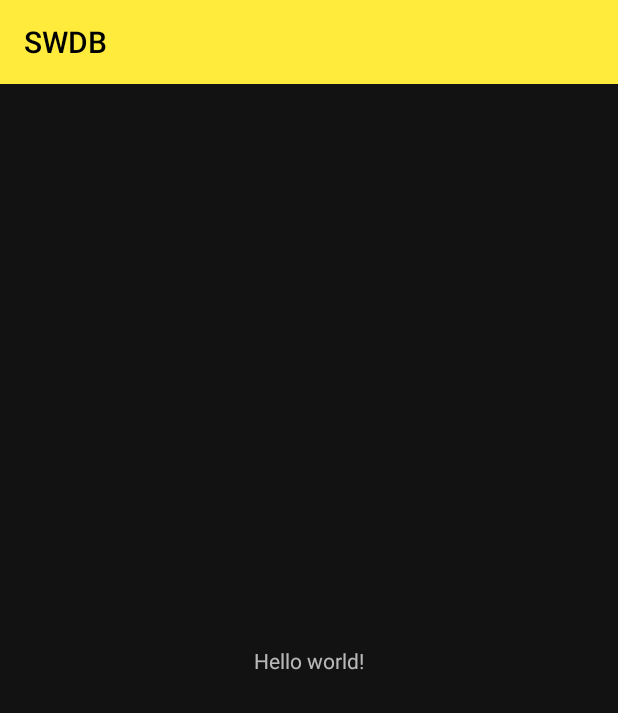
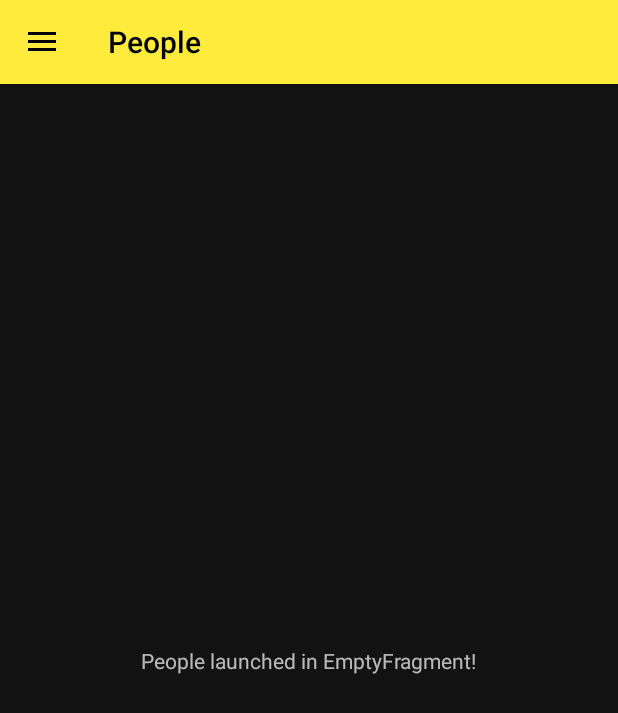
Before and after one commit to david-read-iii/Star-Wars-Database, an Android app: the screen it shows after launch (MainActivity before the commit, CategoryActivity after it), on a phone screen of 412 x 824 dp. Shown: the top 713 px of the screen. Run offline under Robolectric (Android 15) with nearby library versions, the phone set to English and light mode, and no system bars; our stand-ins replace data binding, navigation-ui.

Commit message:
Use NavigationUI API and navigation drawer objects to display a navigation drawer that switches between several dummy fragments representing categories in CategoryActivity.kt.

```diff
--- a/app/src/main/AndroidManifest.xml
+++ b/app/src/main/AndroidManifest.xml
@@ -15,7 +15,7 @@
         tools:targetApi="31">
 
         <activity
-            android:name="com.davidread.starwarsdatabase.MainActivity"
+            android:name="com.davidread.starwarsdatabase.view.CategoryActivity"
             android:exported="true"
             android:label="@string/short_app_name">
             <intent-filter>
--- a/app/src/main/java/com/davidread/starwarsdatabase/MainActivity.kt
+++ /dev/null
@@ -1,12 +0,0 @@
-package com.davidread.starwarsdatabase
-
-import android.os.Bundle
-import androidx.appcompat.app.AppCompatActivity
-
-class MainActivity : AppCompatActivity() {
-
-    override fun onCreate(savedInstanceState: Bundle?) {
-        super.onCreate(savedInstanceState)
-        setContentView(R.layout.activity_main)
-    }
-}
--- /dev/null
+++ b/app/src/main/java/com/davidread/starwarsdatabase/view/CategoryActivity.kt
@@ -0,0 +1,105 @@
+package com.davidread.starwarsdatabase.view
+
+import android.os.Bundle
+import android.view.MenuItem
+import androidx.appcompat.app.ActionBarDrawerToggle
+import androidx.appcompat.app.AppCompatActivity
+import androidx.navigation.NavController
+import androidx.navigation.NavDestination
+import androidx.navigation.fragment.NavHostFragment
+import androidx.navigation.ui.*
+import com.davidread.starwarsdatabase.R
+import com.davidread.starwarsdatabase.databinding.ActivityCategoryBinding
+
+/**
+ * Activity representing the top-level category fragment destinations of the app. Controls the
+ * navigation drawer and appropriate switching of category fragments.
+ */
+class CategoryActivity : AppCompatActivity(), NavController.OnDestinationChangedListener {
+
+    /**
+     * Allows easy access to view objects from the layout.
+     */
+    private val binding: ActivityCategoryBinding by lazy {
+        ActivityCategoryBinding.inflate(layoutInflater)
+    }
+
+    /**
+     * Manages which fragments are put in [R.id.nav_host_fragment].
+     */
+    private val navController: NavController by lazy {
+        val navHostFragment: NavHostFragment =
+            supportFragmentManager.findFragmentById(R.id.nav_host_fragment) as NavHostFragment
+        navHostFragment.navController
+    }
+
+    /**
+     * Manages the behavior of the navigation drawer button in the action bar.
+     */
+    private val appBarConfiguration: AppBarConfiguration by lazy {
+        val topLevelDestinations = setOf(
+            R.id.people_list_fragment,
+            R.id.films_list_fragment,
+            R.id.starships_list_fragment,
+            R.id.vehicles_list_fragment,
+            R.id.species_list_fragment,
+            R.id.planets_list_fragment
+        )
+        AppBarConfiguration(topLevelDestinations, binding.drawerLayout)
+    }
+
+    /**
+     * Animates the navigation drawer button when the drawer is opened/closed.
+     */
+    private val drawerToggle: ActionBarDrawerToggle by lazy {
+        ActionBarDrawerToggle(
+            this,
+            binding.drawerLayout,
+            R.string.drawer_open_action_label,
+            R.string.drawer_close_action_label
+        )
+    }
+
+    /**
+     * Invoked when this activity is initially created. It sets up the [navController] and
+     * navigation drawer objects.
+     */
+    override fun onCreate(savedInstanceState: Bundle?) {
+        super.onCreate(savedInstanceState)
+        setContentView(binding.root)
+
+        setupActionBarWithNavController(navController, appBarConfiguration)
+        binding.apply {
+            navigationView.setupWithNavController(navController)
+            drawerLayout.addDrawerListener(drawerToggle)
+        }
+        navController.addOnDestinationChangedListener(this)
+
+        /* Set initial checked item for navigation drawer with this condition because nav controller
+         * current destination is preserved through configuration changes. */
+        if (navController.currentDestination?.id == R.id.people_list_fragment) {
+            binding.navigationView.setCheckedItem(R.id.people_list_fragment)
+        }
+    }
+
+    /**
+     * Invoked when an item in the action bar is selected. It passes this event to [drawerToggle]
+     * to handle first. If not handled, then the superclass handles it.
+     */
+    override fun onOptionsItemSelected(item: MenuItem): Boolean {
+        return drawerToggle.onOptionsItemSelected(item) || super.onOptionsItemSelected(item)
+    }
+
+    /**
+     * Invoked when the [navController] shows a new fragment. It calls this because [drawerToggle]
+     * is not notified to update the navigation drawer button when a navigation drawer option is
+     * selected.
+     */
+    override fun onDestinationChanged(
+        controller: NavController,
+        destination: NavDestination,
+        arguments: Bundle?
+    ) {
+        drawerToggle.syncState()
+    }
+}
--- /dev/null
+++ b/app/src/main/java/com/davidread/starwarsdatabase/view/EmptyFragment.kt
@@ -0,0 +1,37 @@
+package com.davidread.starwarsdatabase.view
+
+import android.os.Bundle
+import android.view.LayoutInflater
+import android.view.View
+import android.view.ViewGroup
+import androidx.fragment.app.Fragment
+import com.davidread.starwarsdatabase.databinding.FragmentEmptyBinding
+
+/**
+ * Fragment representing an empty top-level category fragment destination.
+ */
+class EmptyFragment : Fragment() {
+
+    /**
+     * Allows easy access to view objects from the layout.
+     */
+    private val binding: FragmentEmptyBinding by lazy {
+        FragmentEmptyBinding.inflate(layoutInflater)
+    }
+
+    /**
+     * Invoked when this fragment's view is to be created. It displays some detail text in the UI
+     * and returns the fragment's view.
+     */
+    override fun onCreateView(
+        inflater: LayoutInflater,
+        container: ViewGroup?,
+        savedInstanceState: Bundle?
+    ): View {
+        arguments?.getInt("DETAIL_TEXT_RES_ID")?.let { detailTextResId ->
+            val detailText = getString(detailTextResId)
+            binding.textView.text = detailText
+        }
+        return binding.root
+    }
+}
--- /dev/null
+++ b/app/src/main/res/layout/activity_category.xml
@@ -0,0 +1,31 @@
+<?xml version="1.0" encoding="utf-8"?>
+<layout xmlns:android="http://schemas.android.com/apk/res/android"
+    xmlns:app="http://schemas.android.com/apk/res-auto"
+    xmlns:tools="http://schemas.android.com/tools"
+    tools:context=".view.CategoryActivity">
+
+    <androidx.drawerlayout.widget.DrawerLayout
+        android:id="@+id/drawer_layout"
+        android:layout_width="match_parent"
+        android:layout_height="match_parent">
+
+        <!-- Fragment container to contain top-level fragment destinations. -->
+        <androidx.fragment.app.FragmentContainerView
+            android:id="@+id/nav_host_fragment"
+            android:name="androidx.navigation.fragment.NavHostFragment"
+            android:layout_width="match_parent"
+            android:layout_height="match_parent"
+            app:defaultNavHost="true"
+            app:navGraph="@navigation/nav_graph_category" />
+
+        <!-- Navigation drawer menu. -->
+        <com.google.android.material.navigation.NavigationView
+            android:id="@+id/navigation_view"
+            android:layout_width="wrap_content"
+            android:layout_height="match_parent"
+            android:layout_gravity="start"
+            app:menu="@menu/drawer_menu_category" />
+
+    </androidx.drawerlayout.widget.DrawerLayout>
+
+</layout>
--- a/app/src/main/res/layout/activity_main.xml
+++ /dev/null
@@ -1,16 +0,0 @@
-<?xml version="1.0" encoding="utf-8"?>
-<androidx.constraintlayout.widget.ConstraintLayout xmlns:android="http://schemas.android.com/apk/res/android"
-    xmlns:app="http://schemas.android.com/apk/res-auto"
-    android:layout_width="match_parent"
-    android:layout_height="match_parent">
-
-    <TextView
-        android:layout_width="wrap_content"
-        android:layout_height="wrap_content"
-        android:text="Hello world!"
-        app:layout_constraintBottom_toBottomOf="parent"
-        app:layout_constraintEnd_toEndOf="parent"
-        app:layout_constraintStart_toStartOf="parent"
-        app:layout_constraintTop_toTopOf="parent" />
-
-</androidx.constraintlayout.widget.ConstraintLayout>
--- /dev/null
+++ b/app/src/main/res/layout/fragment_empty.xml
@@ -0,0 +1,23 @@
+<?xml version="1.0" encoding="utf-8"?>
+<layout xmlns:android="http://schemas.android.com/apk/res/android"
+    xmlns:app="http://schemas.android.com/apk/res-auto"
+    xmlns:tools="http://schemas.android.com/tools">
+
+    <androidx.constraintlayout.widget.ConstraintLayout
+        android:layout_width="match_parent"
+        android:layout_height="match_parent">
+
+        <!-- Detail text specifying which category was launched. -->
+        <TextView
+            android:id="@+id/text_view"
+            android:layout_width="wrap_content"
+            android:layout_height="wrap_content"
+            app:layout_constraintBottom_toBottomOf="parent"
+            app:layout_constraintEnd_toEndOf="parent"
+            app:layout_constraintStart_toStartOf="parent"
+            app:layout_constraintTop_toTopOf="parent"
+            tools:text="[Category] launched in EmptyFragment!" />
+
+    </androidx.constraintlayout.widget.ConstraintLayout>
+
+</layout>
--- /dev/null
+++ b/app/src/main/res/menu/drawer_menu_category.xml
@@ -0,0 +1,40 @@
+<?xml version="1.0" encoding="utf-8"?>
+<menu xmlns:android="http://schemas.android.com/apk/res/android">
+
+    <item android:title="@string/categories_label">
+
+        <menu>
+
+            <group android:checkableBehavior="single">
+
+                <item
+                    android:id="@+id/people_list_fragment"
+                    android:title="@string/people_list_fragment_name" />
+
+                <item
+                    android:id="@+id/films_list_fragment"
+                    android:title="@string/films_list_fragment_name" />
+
+                <item
+                    android:id="@+id/starships_list_fragment"
+                    android:title="@string/starships_list_fragment_name" />
+
+                <item
+                    android:id="@+id/vehicles_list_fragment"
+                    android:title="@string/vehicles_list_fragment_name" />
+
+                <item
+                    android:id="@+id/species_list_fragment"
+                    android:title="@string/species_list_fragment_name" />
+
+                <item
+                    android:id="@+id/planets_list_fragment"
+                    android:title="@string/planets_list_fragment_name" />
+
+            </group>
+
+        </menu>
+
+    </item>
+
+</menu>
--- /dev/null
+++ b/app/src/main/res/navigation/nav_graph_category.xml
@@ -0,0 +1,86 @@
+<?xml version="1.0" encoding="utf-8"?>
+<navigation xmlns:android="http://schemas.android.com/apk/res/android"
+    xmlns:app="http://schemas.android.com/apk/res-auto"
+    xmlns:tools="http://schemas.android.com/tools"
+    android:id="@+id/nav_graph_category"
+    app:startDestination="@id/people_list_fragment">
+
+    <fragment
+        android:id="@+id/people_list_fragment"
+        android:name="com.davidread.starwarsdatabase.view.EmptyFragment"
+        android:label="@string/people_list_fragment_name"
+        tools:layout="@layout/fragment_empty">
+
+        <argument
+            android:name="DETAIL_TEXT_RES_ID"
+            android:defaultValue="@string/people_in_empty_fragment_detail_text"
+            app:argType="reference" />
+
+    </fragment>
+
+    <fragment
+        android:id="@+id/films_list_fragment"
+        android:name="com.davidread.starwarsdatabase.view.EmptyFragment"
+        android:label="@string/films_list_fragment_name"
+        tools:layout="@layout/fragment_empty">
+
+        <argument
+            android:name="DETAIL_TEXT_RES_ID"
+            android:defaultValue="@string/films_in_empty_fragment_detail_text"
+            app:argType="reference" />
+
+    </fragment>
+
+    <fragment
+        android:id="@+id/starships_list_fragment"
+        android:name="com.davidread.starwarsdatabase.view.EmptyFragment"
+        android:label="@string/starships_list_fragment_name"
+        tools:layout="@layout/fragment_empty">
+
+        <argument
+            android:name="DETAIL_TEXT_RES_ID"
+            android:defaultValue="@string/starships_in_empty_fragment_detail_text"
+            app:argType="reference" />
+
+    </fragment>
+
+    <fragment
+        android:id="@+id/vehicles_list_fragment"
+        android:name="com.davidread.starwarsdatabase.view.EmptyFragment"
+        android:label="@string/vehicles_list_fragment_name"
+        tools:layout="@layout/fragment_empty">
+
+        <argument
+            android:name="DETAIL_TEXT_RES_ID"
+            android:defaultValue="@string/vehicles_in_empty_fragment_detail_text"
+            app:argType="reference" />
+
+    </fragment>
+
+    <fragment
+        android:id="@+id/species_list_fragment"
+        android:name="com.davidread.starwarsdatabase.view.EmptyFragment"
+        android:label="@string/species_list_fragment_name"
+        tools:layout="@layout/fragment_empty">
+
+        <argument
+            android:name="DETAIL_TEXT_RES_ID"
+            android:defaultValue="@string/species_in_empty_fragment_detail_text"
+            app:argType="reference" />
+
+    </fragment>
+
+    <fragment
+        android:id="@+id/planets_list_fragment"
+        android:name="com.davidread.starwarsdatabase.view.EmptyFragment"
+        android:label="@string/planets_list_fragment_name"
+        tools:layout="@layout/fragment_empty">
+
+        <argument
+            android:name="DETAIL_TEXT_RES_ID"
+            android:defaultValue="@string/planets_in_empty_fragment_detail_text"
+            app:argType="reference" />
+
+    </fragment>
+
+</navigation>
--- a/app/src/main/res/values/strings.xml
+++ b/app/src/main/res/values/strings.xml
@@ -1,4 +1,38 @@
 <resources>
+
+    <!-- App name strings. -->
     <string name="short_app_name">SWDB</string>
     <string name="app_name">Star Wars Database</string>
+
+    <!-- CategoryActivity strings. -->
+    <string name="drawer_open_action_label">Open navigation drawer</string>
+    <string name="drawer_close_action_label">Close navigation drawer</string>
+    <string name="categories_label">Categories</string>
+
+    <!-- EmptyFragment strings. -->
+    <string name="people_in_empty_fragment_detail_text">People launched in EmptyFragment!</string>
+    <string name="films_in_empty_fragment_detail_text">Films launched in EmptyFragment!</string>
+    <string name="starships_in_empty_fragment_detail_text">Starships launched in EmptyFragment!</string>
+    <string name="vehicles_in_empty_fragment_detail_text">Vehicles launched in EmptyFragment!</string>
+    <string name="species_in_empty_fragment_detail_text">Species launched in EmptyFragment!</string>
+    <string name="planets_in_empty_fragment_detail_text">Planets launched in EmptyFragment!</string>
+
+    <!-- PeopleListFragment strings. -->
+    <string name="people_list_fragment_name">People</string>
+
+    <!-- FilmsListFragment strings. -->
+    <string name="films_list_fragment_name">Films</string>
+
+    <!-- StarshipsListFragment strings. -->
+    <string name="starships_list_fragment_name">Starships</string>
+
+    <!-- VehiclesListFragment strings. -->
+    <string name="vehicles_list_fragment_name">Vehicles</string>
+
+    <!-- SpeciesListFragment strings. -->
+    <string name="species_list_fragment_name">Species</string>
+
+    <!-- PlanetsListFragment strings. -->
+    <string name="planets_list_fragment_name">Planets</string>
+
 </resources>
--- a/app/src/main/res/values/themes.xml
+++ b/app/src/main/res/values/themes.xml
@@ -1,11 +1,10 @@
-<resources xmlns:tools="http://schemas.android.com/tools">
+<resources>
 
     <!-- Base application theme. -->
     <style name="Theme.StarWarsDatabase" parent="Theme.MaterialComponents">
         <item name="colorPrimary">@color/yellow_500</item>
         <item name="colorPrimaryVariant">@color/yellow_500_dark</item>
         <item name="colorOnPrimary">@color/black</item>
-
         <item name="android:statusBarColor">?attr/colorPrimaryVariant</item>
         <item name="android:windowLightStatusBar">true</item>
         <item name="toolbarStyle">@style/ToolbarStyle</item>
@@ -15,6 +14,12 @@
     <style name="ToolbarStyle" parent="Widget.MaterialComponents.Toolbar">
         <item name="android:background">?attr/colorPrimary</item>
         <item name="titleTextColor">?attr/colorOnPrimary</item>
+        <item name="theme">@style/ToolbarThemeOverlay</item>
+    </style>
+
+    <!-- Toolbar theme overlay. For setting action bar icon color tint. -->
+    <style name="ToolbarThemeOverlay" parent="ThemeOverlay.MaterialComponents.Toolbar.Primary">
+        <item name="colorOnPrimary">@color/black</item>
     </style>
 
 </resources>
```
Also changed, not shown: app/build.gradle (+8 -0 lines).
